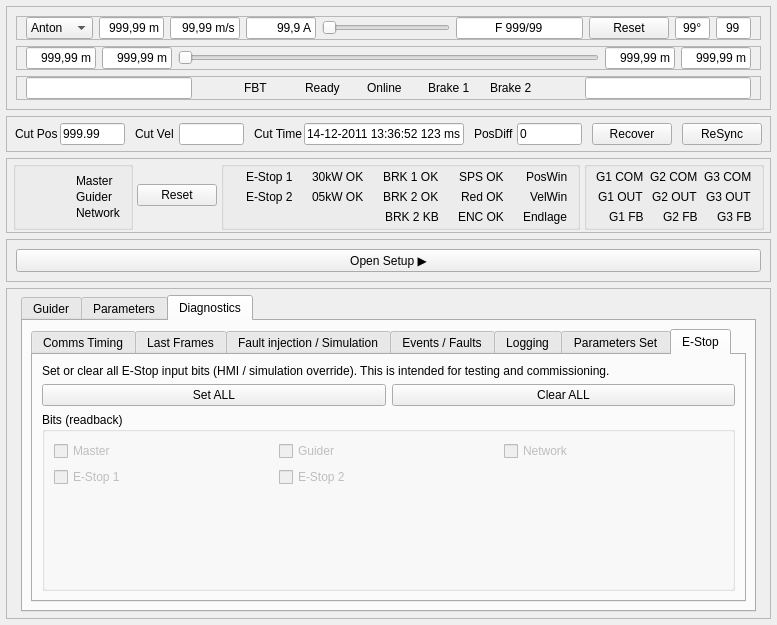
Old version of the form Steuerung3d_Remake/src/steuerung3d/apps/yellow/ui_split/yellow3_merged.ui in the repository martburg/qt_panda_spike_repo.
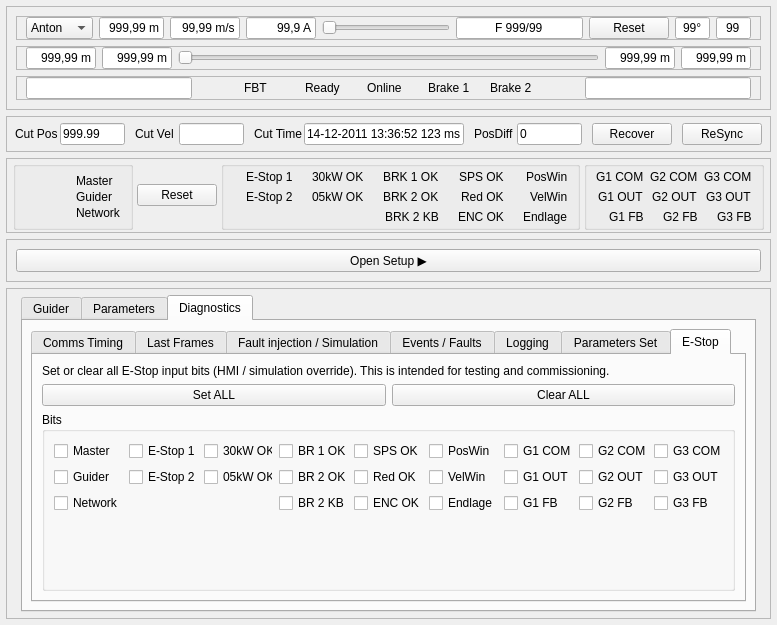
New version of the form. The open tabs and pages were chosen to show the change.

Patch:
```diff
--- a/Steuerung3d_Remake/src/steuerung3d/apps/yellow/ui_split/yellow3_merged.ui
+++ b/Steuerung3d_Remake/src/steuerung3d/apps/yellow/ui_split/yellow3_merged.ui
@@ -448,7 +448,7 @@
            <number>0</number>
           </property>
           <item>
-           <widget class="QLineEdit" name="txtHeaderTitle" />
+           <widget class="QLineEdit" name="txtHeaderTitle"/>
           </item>
           <item>
            <spacer name="horizontalSpacer">
@@ -481,7 +481,7 @@
              <number>0</number>
             </property>
             <item>
-             <widget class="QFrame" name="ledHdrFbtDot" />
+             <widget class="QFrame" name="ledHdrFbtDot"/>
             </item>
             <item>
              <widget class="QLabel" name="lblHdrFbt">
@@ -523,7 +523,7 @@
              <number>0</number>
             </property>
             <item>
-             <widget class="QFrame" name="ledHdrReadyDot" />
+             <widget class="QFrame" name="ledHdrReadyDot"/>
             </item>
             <item>
              <widget class="QLabel" name="lblHdrReady">
@@ -565,7 +565,7 @@
              <number>0</number>
             </property>
             <item>
-             <widget class="QFrame" name="ledHdrOnlineDot" />
+             <widget class="QFrame" name="ledHdrOnlineDot"/>
             </item>
             <item>
              <widget class="QLabel" name="lblHdrOnline">
@@ -607,7 +607,7 @@
              <number>0</number>
             </property>
             <item>
-             <widget class="QFrame" name="ledHdrBrk1Dot" />
+             <widget class="QFrame" name="ledHdrBrk1Dot"/>
             </item>
             <item>
              <widget class="QLabel" name="lblHdrBrk1">
@@ -649,7 +649,7 @@
              <number>0</number>
             </property>
             <item>
-             <widget class="QFrame" name="ledHdrBrk2Dot" />
+             <widget class="QFrame" name="ledHdrBrk2Dot"/>
             </item>
             <item>
              <widget class="QLabel" name="lblHdrBrk2">
@@ -687,7 +687,7 @@
            </spacer>
           </item>
           <item>
-           <widget class="QLineEdit" name="txtHeaderSpacer" />
+           <widget class="QLineEdit" name="txtHeaderSpacer"/>
           </item>
          </layout>
         </widget>
@@ -790,7 +790,7 @@
               </size>
              </property>
              <property name="text">
-              <string />
+              <string/>
              </property>
              <property name="readOnly">
               <bool>true</bool>
@@ -936,7 +936,7 @@
          <item>
           <widget class="QGroupBox" name="gbStatusFlags">
            <property name="title">
-            <string />
+            <string/>
            </property>
            <layout class="QVBoxLayout" name="layoutEStopTop">
             <property name="spacing">
@@ -960,7 +960,7 @@
                <number>6</number>
               </property>
               <item>
-               <widget class="QFrame" name="dotMaster" />
+               <widget class="QFrame" name="dotMaster"/>
               </item>
               <item>
                <widget class="QLabel" name="lblMaster">
@@ -977,7 +977,7 @@
                <number>6</number>
               </property>
               <item>
-               <widget class="QFrame" name="dotGuider" />
+               <widget class="QFrame" name="dotGuider"/>
               </item>
               <item>
                <widget class="QLabel" name="lblGuider">
@@ -994,7 +994,7 @@
                <number>6</number>
               </property>
               <item>
-               <widget class="QFrame" name="dotNetwork" />
+               <widget class="QFrame" name="dotNetwork"/>
               </item>
               <item>
                <widget class="QLabel" name="lblNetwork">
@@ -1024,7 +1024,7 @@
          <item>
           <widget class="QGroupBox" name="gbSafetyFlags">
            <property name="title">
-            <string />
+            <string/>
            </property>
            <layout class="QGridLayout" name="gridLayout">
             <property name="topMargin">
@@ -1042,7 +1042,7 @@
                <number>0</number>
               </property>
               <item>
-               <widget class="QFrame" name="dotPosWin" />
+               <widget class="QFrame" name="dotPosWin"/>
               </item>
               <item>
                <spacer name="horizontalSpacer_17">
@@ -1072,7 +1072,7 @@
                <number>0</number>
               </property>
               <item>
-               <widget class="QFrame" name="dot05kw" />
+               <widget class="QFrame" name="dot05kw"/>
               </item>
               <item>
                <spacer name="horizontalSpacer_10">
@@ -1102,7 +1102,7 @@
                <number>0</number>
               </property>
               <item>
-               <widget class="QFrame" name="dot30kw" />
+               <widget class="QFrame" name="dot30kw"/>
               </item>
               <item>
                <spacer name="horizontalSpacer_9">
@@ -1132,7 +1132,7 @@
                <number>0</number>
               </property>
               <item>
-               <widget class="QFrame" name="dotBRK2" />
+               <widget class="QFrame" name="dotBRK2"/>
               </item>
               <item>
                <spacer name="horizontalSpacer_12">
@@ -1162,7 +1162,7 @@
                <number>0</number>
               </property>
               <item>
-               <widget class="QFrame" name="dotBRK1" />
+               <widget class="QFrame" name="dotBRK1"/>
               </item>
               <item>
                <spacer name="horizontalSpacer_11">
@@ -1192,7 +1192,7 @@
                <number>0</number>
               </property>
               <item>
-               <widget class="QFrame" name="dotBRK2KB" />
+               <widget class="QFrame" name="dotBRK2KB"/>
               </item>
               <item>
                <spacer name="horizontalSpacer_13">
@@ -1222,7 +1222,7 @@
                <number>0</number>
               </property>
               <item>
-               <widget class="QFrame" name="dotSPS" />
+               <widget class="QFrame" name="dotSPS"/>
               </item>
               <item>
                <spacer name="horizontalSpacer_14">
@@ -1252,7 +1252,7 @@
                <number>0</number>
               </property>
               <item>
-               <widget class="QFrame" name="dotRed" />
+               <widget class="QFrame" name="dotRed"/>
               </item>
               <item>
                <spacer name="horizontalSpacer_15">
@@ -1282,7 +1282,7 @@
                <number>0</number>
               </property>
               <item>
-               <widget class="QFrame" name="dotENC" />
+               <widget class="QFrame" name="dotENC"/>
               </item>
               <item>
                <spacer name="horizontalSpacer_16">
@@ -1312,7 +1312,7 @@
                <number>0</number>
               </property>
               <item>
-               <widget class="QFrame" name="dotVelWin" />
+               <widget class="QFrame" name="dotVelWin"/>
               </item>
               <item>
                <spacer name="horizontalSpacer_18">
@@ -1342,7 +1342,7 @@
                <number>0</number>
               </property>
               <item>
-               <widget class="QFrame" name="dotEndlage" />
+               <widget class="QFrame" name="dotEndlage"/>
               </item>
               <item>
                <spacer name="horizontalSpacer_19">
@@ -1372,7 +1372,7 @@
                <number>0</number>
               </property>
               <item>
-               <widget class="QFrame" name="dotEStop1" />
+               <widget class="QFrame" name="dotEStop1"/>
               </item>
               <item>
                <spacer name="horizontalSpacer_7">
@@ -1402,7 +1402,7 @@
                <number>0</number>
               </property>
               <item>
-               <widget class="QFrame" name="dotEStop2" />
+               <widget class="QFrame" name="dotEStop2"/>
               </item>
               <item>
                <spacer name="horizontalSpacer_8">
@@ -1432,7 +1432,7 @@
          <item>
           <widget class="QGroupBox" name="gbTwinSafeFlags">
            <property name="title">
-            <string />
+            <string/>
            </property>
            <layout class="QGridLayout" name="gridLayout_2">
             <property name="topMargin">
@@ -1450,7 +1450,7 @@
                <number>0</number>
               </property>
               <item>
-               <widget class="QFrame" name="g1_com_dot" />
+               <widget class="QFrame" name="g1_com_dot"/>
               </item>
               <item>
                <spacer name="horizontalSpacer_20">
@@ -1480,7 +1480,7 @@
                <number>0</number>
               </property>
               <item>
-               <widget class="QFrame" name="g2_com_dot" />
+               <widget class="QFrame" name="g2_com_dot"/>
               </item>
               <item>
                <spacer name="horizontalSpacer_23">
@@ -1510,7 +1510,7 @@
                <number>0</number>
               </property>
               <item>
-               <widget class="QFrame" name="g3_com_dot" />
+               <widget class="QFrame" name="g3_com_dot"/>
               </item>
               <item>
                <spacer name="horizontalSpacer_26">
@@ -1540,7 +1540,7 @@
                <number>0</number>
               </property>
               <item>
-               <widget class="QFrame" name="g1_out_dot" />
+               <widget class="QFrame" name="g1_out_dot"/>
               </item>
               <item>
                <spacer name="horizontalSpacer_21">
@@ -1570,7 +1570,7 @@
                <number>0</number>
               </property>
               <item>
-               <widget class="QFrame" name="g2_out_dot" />
+               <widget class="QFrame" name="g2_out_dot"/>
               </item>
               <item>
                <spacer name="horizontalSpacer_24">
@@ -1600,7 +1600,7 @@
                <number>0</number>
               </property>
               <item>
-               <widget class="QFrame" name="g3_out_dot" />
+               <widget class="QFrame" name="g3_out_dot"/>
               </item>
               <item>
                <spacer name="horizontalSpacer_27">
@@ -1630,7 +1630,7 @@
                <number>0</number>
               </property>
               <item>
-               <widget class="QFrame" name="g1_fb_dot" />
+               <widget class="QFrame" name="g1_fb_dot"/>
               </item>
               <item>
                <spacer name="horizontalSpacer_22">
@@ -1660,7 +1660,7 @@
                <number>0</number>
               </property>
               <item>
-               <widget class="QFrame" name="g2_fb_dot" />
+               <widget class="QFrame" name="g2_fb_dot"/>
               </item>
               <item>
                <spacer name="horizontalSpacer_25">
@@ -1690,7 +1690,7 @@
                <number>0</number>
               </property>
               <item>
-               <widget class="QFrame" name="g3_fb_dot" />
+               <widget class="QFrame" name="g3_fb_dot"/>
               </item>
               <item>
                <spacer name="horizontalSpacer_28">
@@ -1807,7 +1807,7 @@
           </size>
          </property>
          <property name="currentIndex">
-          <number>0</number>
+          <number>2</number>
          </property>
          <widget class="QWidget" name="pageGuider">
           <attribute name="title">
@@ -1874,7 +1874,7 @@
                  <number>-9</number>
                 </property>
                 <property name="title">
-                 <string />
+                 <string/>
                 </property>
                 <layout class="QVBoxLayout" name="verticalLayout">
                  <property name="spacing">
@@ -1922,7 +1922,7 @@
                        <number>0</number>
                       </property>
                       <item>
-                       <widget class="QFrame" name="ledGuiderReadyDot" />
+                       <widget class="QFrame" name="ledGuiderReadyDot"/>
                       </item>
                       <item>
                        <widget class="QLabel" name="lblGuiderReady">
@@ -1964,7 +1964,7 @@
                        <number>0</number>
                       </property>
                       <item>
-                       <widget class="QFrame" name="ledGuiderOnlineDot" />
+                       <widget class="QFrame" name="ledGuiderOnlineDot"/>
                       </item>
                       <item>
                        <widget class="QLabel" name="lblGuiderOnline">
@@ -3198,7 +3198,7 @@
               </sizepolicy>
              </property>
              <property name="currentIndex">
-              <number>2</number>
+              <number>6</number>
              </property>
              <widget class="QWidget" name="pageDiagCommsTiming">
               <attribute name="title">
@@ -3229,7 +3229,7 @@
                   </sizepolicy>
                  </property>
                  <property name="title">
-                  <string />
+                  <string/>
                  </property>
                  <layout class="QGridLayout" name="gridLayout_4">
                   <property name="topMargin">
@@ -3431,7 +3431,7 @@
                   </size>
                  </property>
                  <property name="title">
-                  <string />
+                  <string/>
                  </property>
                  <layout class="QVBoxLayout" name="layoutDiagFrames">
                   <property name="spacing">
@@ -3637,7 +3637,7 @@
                 </size>
                </property>
                <property name="title">
-                <string />
+                <string/>
                </property>
                <layout class="QGridLayout" name="layoutDiagInjection">
                 <property name="leftMargin">
@@ -3820,7 +3820,7 @@
                   </size>
                  </property>
                  <property name="title">
-                  <string />
+                  <string/>
                  </property>
                  <layout class="QVBoxLayout" name="layoutDiagEvents">
                   <property name="spacing">
@@ -3941,7 +3941,7 @@
                   </size>
                  </property>
                  <property name="title">
-                  <string />
+                  <string/>
                  </property>
                  <layout class="QGridLayout" name="layoutDiagLogging">
                   <property name="leftMargin">
@@ -4264,15 +4264,15 @@
                      </item>
                      <item row="0" column="0">
                       <widget class="QPushButton" name="btnPosEdit_set">
-                       <property name="visible">
-                        <bool>false</bool>
-                       </property>
                        <property name="sizePolicy">
                         <sizepolicy hsizetype="Preferred" vsizetype="Fixed">
                          <horstretch>0</horstretch>
                          <verstretch>0</verstretch>
                         </sizepolicy>
                        </property>
+                       <property name="visible">
+                        <bool>false</bool>
+                       </property>
                        <property name="text">
                         <string>Edit</string>
                        </property>
@@ -4500,15 +4500,15 @@
                      </item>
                      <item row="0" column="0">
                       <widget class="QPushButton" name="btnVelEdit_3_set">
-                       <property name="visible">
-                        <bool>false</bool>
-                       </property>
                        <property name="sizePolicy">
                         <sizepolicy hsizetype="Preferred" vsizetype="Fixed">
                          <horstretch>0</horstretch>
                          <verstretch>0</verstretch>
                         </sizepolicy>
                        </property>
+                       <property name="visible">
+                        <bool>false</bool>
+                       </property>
                        <property name="text">
                         <string>Edit</string>
                        </property>
@@ -4652,15 +4652,15 @@
                      </item>
                      <item row="0" column="0">
                       <widget class="QPushButton" name="btnFilterEdit_set">
-                       <property name="visible">
-                        <bool>false</bool>
-                       </property>
                        <property name="sizePolicy">
                         <sizepolicy hsizetype="Preferred" vsizetype="Fixed">
                          <horstretch>0</horstretch>
                          <verstretch>0</verstretch>
                         </sizepolicy>
                        </property>
+                       <property name="visible">
+                        <bool>false</bool>
+                       </property>
                        <property name="text">
                         <string>Edit</string>
                        </property>
@@ -4895,15 +4895,15 @@
                      </item>
                      <item row="0" column="0">
                       <widget class="QPushButton" name="btnRopeInfo_set">
-                       <property name="visible">
-                        <bool>false</bool>
-                       </property>
                        <property name="sizePolicy">
                         <sizepolicy hsizetype="Preferred" vsizetype="Fixed">
                          <horstretch>0</horstretch>
                          <verstretch>0</verstretch>
                         </sizepolicy>
                        </property>
+                       <property name="visible">
+                        <bool>false</bool>
+                       </property>
                        <property name="text">
                         <string>Info Only</string>
                        </property>
@@ -5008,60 +5008,123 @@
                <item>
                 <widget class="QGroupBox" name="gbEStopBits">
                  <property name="title">
-                  <string>Bits (readback)</string>
+                  <string>Bits</string>
                  </property>
                  <layout class="QGridLayout" name="gridEStopBits">
-                  <item row="0" column="0">
-                   <widget class="QCheckBox" name="chkEStopMaster">
+                  <item row="0" column="5">
+                   <widget class="QCheckBox" name="chkEsPosWin">
                     <property name="text">
-                     <string>Master</string>
+                     <string>PosWin</string>
                     </property>
-                    <property name="enabled">
-                     <bool>false</bool>
+                   </widget>
+                  </item>
+                  <item row="2" column="4">
+                   <widget class="QCheckBox" name="chkEsRed">
+                    <property name="text">
+                     <string>Red OK</string>
                     </property>
                    </widget>
                   </item>
-                  <item row="0" column="1">
+                  <item row="2" column="0">
                    <widget class="QCheckBox" name="chkEStopGuider">
+                    <property name="enabled">
+                     <bool>true</bool>
+                    </property>
                     <property name="text">
                      <string>Guider</string>
                     </property>
+                   </widget>
+                  </item>
+                  <item row="0" column="0">
+                   <widget class="QCheckBox" name="chkEStopMaster">
                     <property name="enabled">
-                     <bool>false</bool>
+                     <bool>true</bool>
                     </property>
+                    <property name="text">
+                     <string>Master</string>
+                    </property>
                    </widget>
                   </item>
-                  <item row="0" column="2">
+                  <item row="2" column="2">
+                   <widget class="QCheckBox" name="chkEs05kWOK">
+                    <property name="text">
+                     <string>05kW OK</string>
+                    </property>
+                   </widget>
+                  </item>
+                  <item row="0" column="3">
+                   <widget class="QCheckBox" name="chkEsBRK1OK">
+                    <property name="text">
+                     <string>BR 1 OK</string>
+                    </property>
+                   </widget>
+                  </item>
+                  <item row="3" column="0">
                    <widget class="QCheckBox" name="chkEStopNetwork">
+                    <property name="enabled">
+                     <bool>true</bool>
+                    </property>
                     <property name="text">
                      <string>Network</string>
                     </property>
-                    <property name="enabled">
-                     <bool>false</bool>
+                   </widget>
+                  </item>
+                  <item row="3" column="3">
+                   <widget class="QCheckBox" name="chkEsBRK2KB">
+                    <property name="text">
+                     <string>BR 2 KB</string>
                     </property>
                    </widget>
                   </item>
-                  <item row="1" column="0">
+                  <item row="0" column="1">
                    <widget class="QCheckBox" name="chkEStop1">
+                    <property name="enabled">
+                     <bool>true</bool>
+                    </property>
                     <property name="text">
                      <string>E-Stop 1</string>
                     </property>
-                    <property name="enabled">
-                     <bool>false</bool>
-                    </property>
                    </widget>
                   </item>
-                  <item row="1" column="1">
+                  <item row="2" column="1">
                    <widget class="QCheckBox" name="chkEStop2">
+                    <property name="enabled">
+                     <bool>true</bool>
+                    </property>
                     <property name="text">
                      <string>E-Stop 2</string>
                     </property>
-                    <property name="enabled">
-                     <bool>false</bool>
+                   </widget>
+                  </item>
+                  <item row="0" column="6">
+                   <widget class="QCheckBox" name="chkEsG1Com">
+                    <property name="text">
+                     <string>G1 COM</string>
                     </property>
                    </widget>
                   </item>
-                  <item row="2" column="0">
+                  <item row="3" column="4">
+                   <widget class="QCheckBox" name="chkEsDCSOK">
+                    <property name="text">
+                     <string>ENC OK</string>
+                    </property>
+                   </widget>
+                  </item>
+                  <item row="0" column="7">
+                   <widget class="QCheckBox" name="chkEsG2Com">
+                    <property name="text">
+                     <string>G2 COM</string>
+                    </property>
+                   </widget>
+                  </item>
+                  <item row="0" column="4">
+                   <widget class="QCheckBox" name="chkEsSPSOK">
+                    <property name="text">
+                     <string>SPS OK</string>
+                    </property>
+                   </widget>
+                  </item>
+                  <item row="4" column="0">
                    <spacer name="verticalSpacerEStopBits">
                     <property name="orientation">
                      <enum>Qt::Orientation::Vertical</enum>
@@ -5074,6 +5137,83 @@
                     </property>
                    </spacer>
                   </item>
+                  <item row="2" column="3">
+                   <widget class="QCheckBox" name="chkEsBRK2OK">
+                    <property name="text">
+                     <string>BR 2 OK</string>
+                    </property>
+                   </widget>
+                  </item>
+                  <item row="3" column="5">
+                   <widget class="QCheckBox" name="chkEsEndlage">
+                    <property name="text">
+                     <string>Endlage</string>
+                    </property>
+                   </widget>
+                  </item>
+                  <item row="2" column="5">
+                   <widget class="QCheckBox" name="chkEsVelWin">
+                    <property name="text">
+                     <string>VelWin</string>
+                    </property>
+                   </widget>
+                  </item>
+                  <item row="0" column="2">
+                   <widget class="QCheckBox" name="chkEs30kWOK">
+                    <property name="text">
+                     <string>30kW OK</string>
+                    </property>
+                   </widget>
+                  </item>
+                  <item row="0" column="8">
+                   <widget class="QCheckBox" name="chkEsG3Com">
+                    <property name="text">
+                     <string>G3 COM</string>
+                    </property>
+                   </widget>
+                  </item>
+                  <item row="2" column="6">
+                   <widget class="QCheckBox" name="chkEsG1Out">
+                    <property name="text">
+                     <string>G1 OUT</string>
+                    </property>
+                   </widget>
+                  </item>
+                  <item row="3" column="6">
+                   <widget class="QCheckBox" name="chkEsG1Fb">
+                    <property name="text">
+                     <string>G1 FB</string>
+                    </property>
+                   </widget>
+                  </item>
+                  <item row="2" column="7">
+                   <widget class="QCheckBox" name="chkEsG2Out">
+                    <property name="text">
+                     <string>G2 OUT</string>
+                    </property>
+                   </widget>
+                  </item>
+                  <item row="3" column="7">
+                   <widget class="QCheckBox" name="chkEsG2Fb">
+                    <property name="text">
+                     <string>G2 FB</string>
+                    </property>
+                   </widget>
+                  </item>
+                  <item row="2" column="8">
+                   <widget class="QCheckBox" name="chkEsG3Out">
+                    <property name="text">
+                     <string>G3 OUT</string>
+                    </property>
+                   </widget>
+                  </item>
+                  <item row="3" column="8">
+                   <widget class="QCheckBox" name="chkEsG3Fb">
+                    <property name="text">
+                     <string>G3 FB</string>
+                    </property>
+                   </widget>
+                  </item>
                  </layout>
                 </widget>
                </item>
```
Left out of the diff: 6 changed lines with no effect on the pictures.
